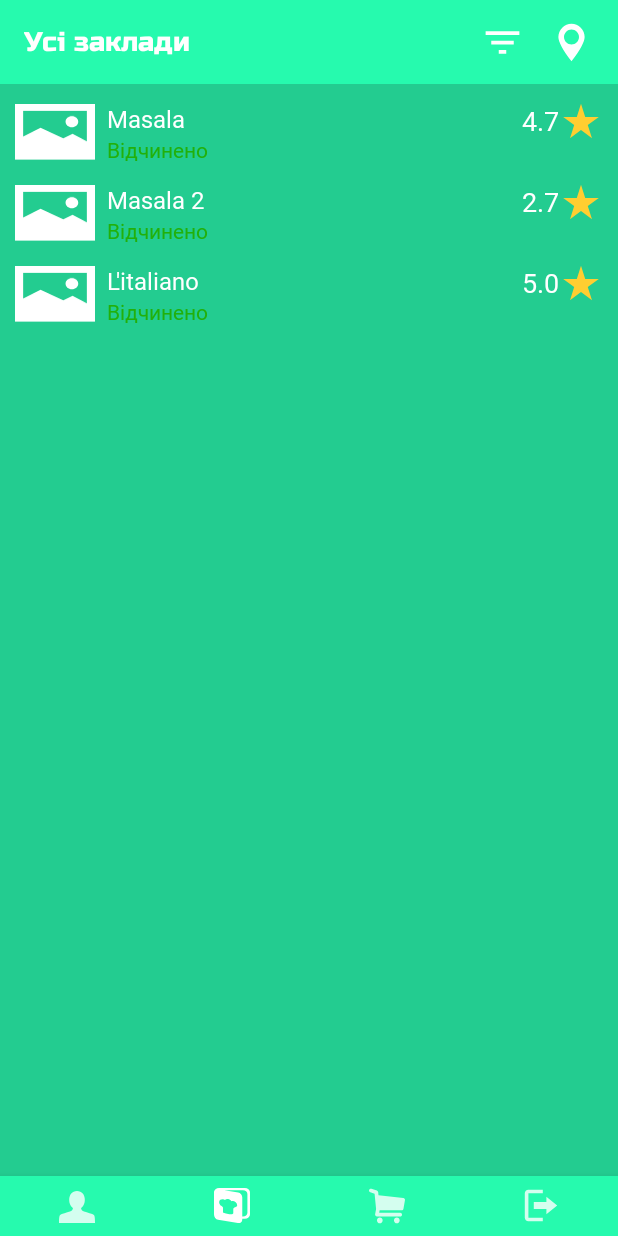
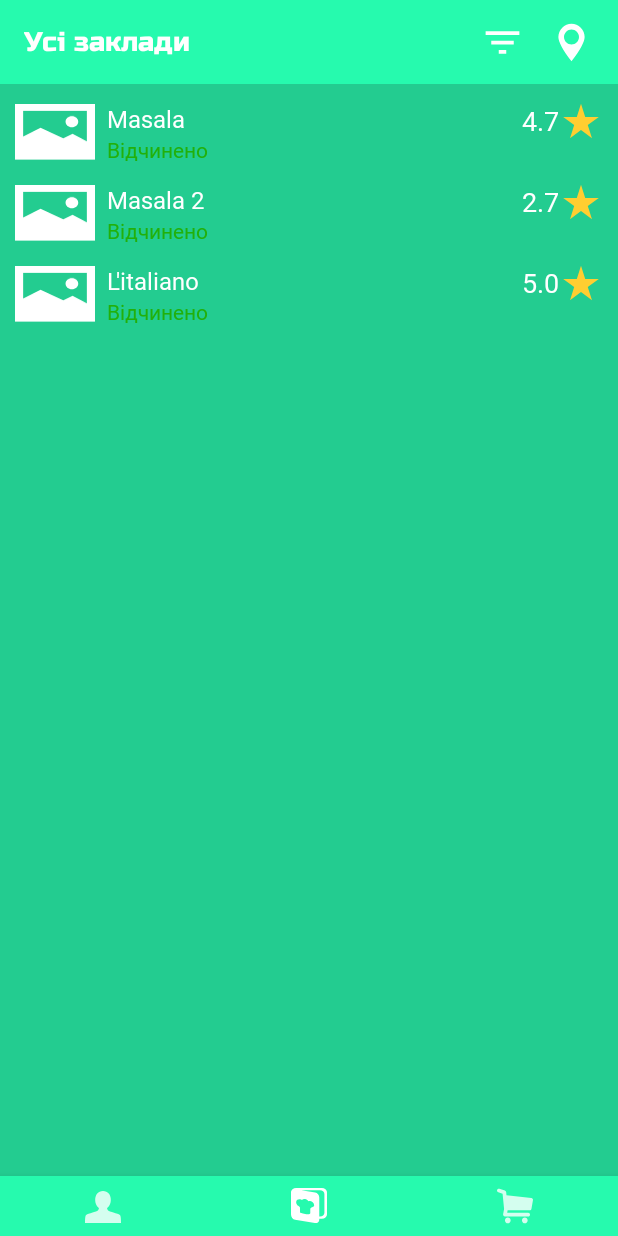
Before and after one commit to DinoDelivery/DinoDev-Android, an Android app: the screen it shows after launch (MainActivity), item 2 of the bottom bar chosen, on a phone screen of 412 x 824 dp. Run offline under Robolectric (Android 15) with nearby library versions, the phone set to English and light mode, and no system bars; our stand-ins replace Room's generated code; pictures from the network do not load; 1 statement that could not run was skipped.

Commit message:
Minor bug fix

```diff
--- a/app/src/main/java/com/dinodelivery/app/adapters/RestaurantListAdapter.kt
+++ b/app/src/main/java/com/dinodelivery/app/adapters/RestaurantListAdapter.kt
@@ -35,7 +35,7 @@ class RestaurantListAdapter(
 
     @SuppressLint("SimpleDateFormat")
     private fun getCurrentTime(): String {
-        val sdf = SimpleDateFormat("hh:mm")
+        val sdf = SimpleDateFormat("H:mm")
         return sdf.format(Calendar.getInstance().time)
     }
 
--- a/app/src/main/java/com/dinodelivery/app/repositories/RestaurantsRepository.kt
+++ b/app/src/main/java/com/dinodelivery/app/repositories/RestaurantsRepository.kt
@@ -14,7 +14,7 @@ class RestaurantsRepository {
                 "Чудовий ресторан з індійською кухнею",
                 49.441013265861436,
                 32.06598412245512,
-                null,
+                "https://media-cdn.tripadvisor.com/media/photo-s/11/4a/54/fe/essence-restaurant.jpg",
                 listOf(
                     Dish(
                         1,
@@ -36,7 +36,7 @@ class RestaurantsRepository {
                             Ingredient(2, "Борошно")
                         ),
                         "Традиційний пиріг з яблуком",
-                        null,
+                        "https://raobcn.com/wp-content/uploads/2019/11/Rao-restaurant-romantic-restaurant-barcelona.jpg",
                         200,
                         35.90
                     )
@@ -79,7 +79,7 @@ class RestaurantsRepository {
                 "Чудовий ресторан з індійською кухнею",
                 49.433307428826836,
                 32.07641020417213,
-                null,
+                "https://www.wien.info/media/images/restaurant-mraz-sohn-innen-3to2.jpeg",
                 listOf(
                     Dish(
                         1,
@@ -167,7 +167,7 @@ class RestaurantsRepository {
                 "Ресторан, в якому готують найсмачнішу пасту :)",
                 49.433307428826836,
                 32.09641020417213,
-                null,
+                "https://www.lofrestaurant.com/wp-content/uploads/sites/13/2018/10/Pillows_Grand_Hotel_Reylof_Gent_Lof_Restaurant_05-1052x675.jpg",
                 listOf(
                     Dish(
                         1,
@@ -213,7 +213,7 @@ class RestaurantsRepository {
                             Ingredient(2, "Маскарпоне")
                         ),
                         "Традиційний італійський десерт",
-                        null,
+                        "https://cookery.site/wp-content/uploads/2019/08/58697323-360x381.png.pagespeed.ce.htl5iQBArt.png",
                         200,
                         65.00
                     )
--- a/app/src/main/res/layout/dish_item.xml
+++ b/app/src/main/res/layout/dish_item.xml
@@ -14,6 +14,7 @@
         android:layout_marginTop="12dp"
         android:layout_marginBottom="2dp"
         android:src="@drawable/photo_placeholder"
+        android:scaleType="fitCenter"
         app:layout_constraintBottom_toBottomOf="parent"
         app:layout_constraintStart_toStartOf="parent"
         app:layout_constraintTop_toTopOf="parent" />
--- a/app/src/main/res/layout/fragment_dish.xml
+++ b/app/src/main/res/layout/fragment_dish.xml
@@ -48,6 +48,7 @@
         android:layout_height="120dp"
         android:layout_gravity="center"
         android:layout_marginTop="34dp"
+        android:scaleType="fitCenter"
         android:src="@drawable/photo_placeholder"
         app:layout_constraintEnd_toEndOf="parent"
         app:layout_constraintStart_toStartOf="parent"
--- a/app/src/main/res/layout/fragment_single_restaurant.xml
+++ b/app/src/main/res/layout/fragment_single_restaurant.xml
@@ -44,11 +44,13 @@
 
     <androidx.appcompat.widget.AppCompatImageView
         android:id="@+id/imgRestaurantPhoto"
-        android:layout_width="120dp"
-        android:layout_height="120dp"
+        android:layout_width="0dp"
+        android:layout_height="0dp"
         android:layout_gravity="center"
         android:layout_marginTop="34dp"
+        android:scaleType="fitXY"
         android:src="@drawable/photo_placeholder"
+        app:layout_constraintBottom_toTopOf="@+id/btnMenu"
         app:layout_constraintEnd_toEndOf="parent"
         app:layout_constraintStart_toStartOf="parent"
         app:layout_constraintTop_toBottomOf="@id/toolbar" />
--- a/app/src/main/res/menu/main_menu.xml
+++ b/app/src/main/res/menu/main_menu.xml
@@ -7,15 +7,15 @@
         tools:ignore="MenuTitle">
         <item
             android:id="@+id/profile_item"
-            android:icon="@drawable/ic_menu_profile" />
+            android:icon="@drawable/ic_menu_profile"
+            android:checked="false"/>
         <item
             android:id="@+id/restaurants_item"
-            android:icon="@drawable/ic_menu_restaurants" />
+            android:icon="@drawable/ic_menu_restaurants"
+            android:checked="false"/>
         <item
             android:id="@+id/cart_item"
-            android:icon="@drawable/ic_menu_cart" />
-        <item
-            android:id="@+id/logout_item"
-            android:icon="@drawable/ic_menu_logout" />
+            android:icon="@drawable/ic_menu_cart"
+            android:checked="false"/>
     </group>
 </menu>
```
